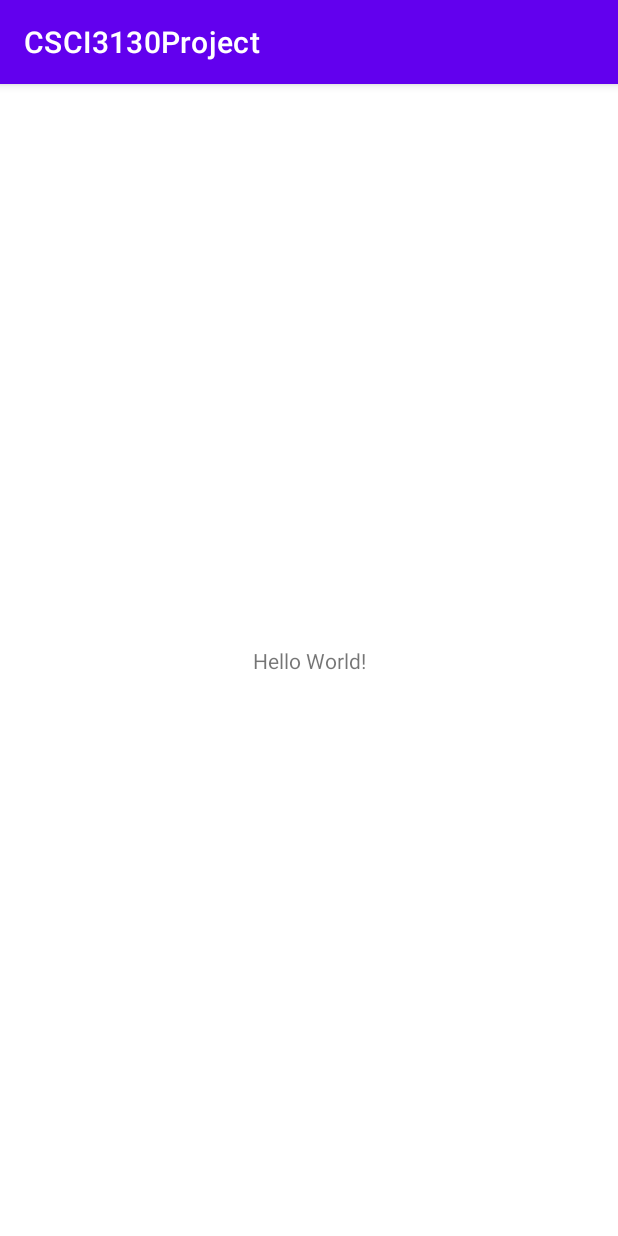
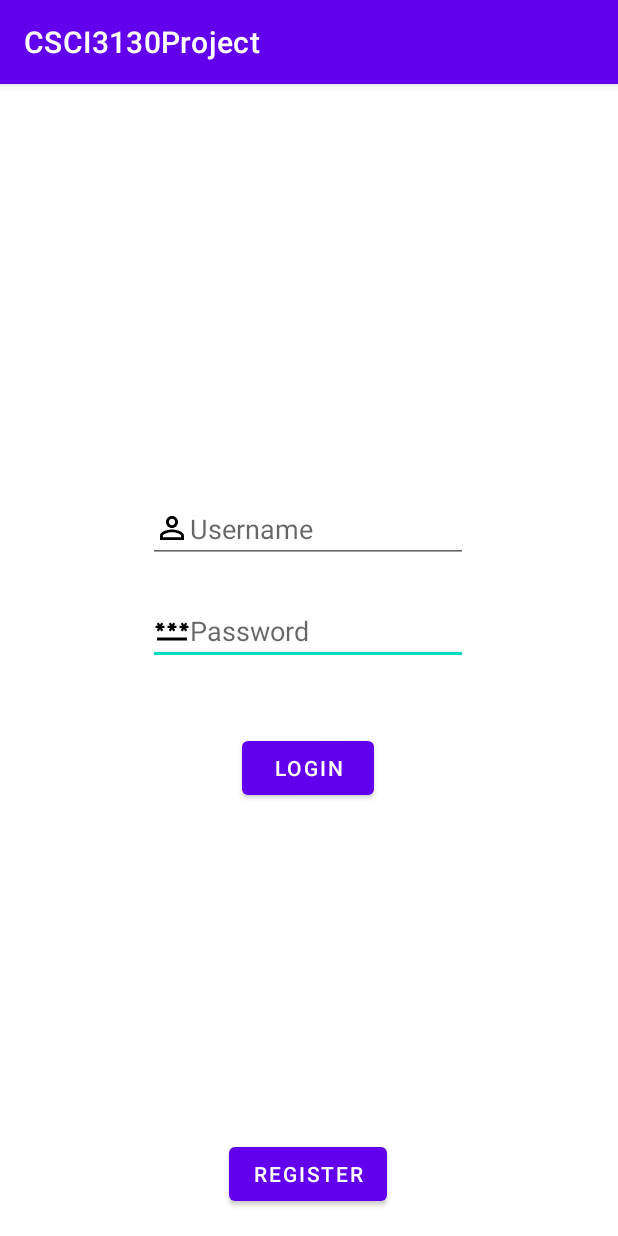
Before and after one commit to bo7ri/App_project_Online_Barter_Trader, an Android app: the screen it shows after launch (MainActivity before the commit, LoginPage after it), on a phone screen of 412 x 824 dp. Run offline under Robolectric (Android 15) with nearby library versions, the phone set to English and light mode, and no system bars; our stand-ins replace Firebase (no records; nobody signed in at launch, a user with empty details on screens opened directly).

```diff
--- a/Code/app/build.gradle
+++ b/Code/app/build.gradle
@@ -39,6 +39,7 @@ dependencies {
     implementation 'androidx.constraintlayout:constraintlayout:2.1.4'
     implementation 'com.google.firebase:firebase-database:20.1.0'
     implementation 'com.google.firebase:firebase-firestore:24.4.3'
+    implementation 'com.google.firebase:firebase-auth:21.1.0'
     testImplementation 'junit:junit:4.13.2'
     androidTestImplementation 'androidx.test.ext:junit:1.1.5'
     androidTestImplementation 'androidx.test.espresso:espresso-core:3.5.1'
--- /dev/null
+++ b/Code/app/src/main/java/ca/dal/cs/csci3130/g01/LoginPage.java
@@ -0,0 +1,82 @@
+package ca.dal.cs.csci3130.g01;
+
+import androidx.appcompat.app.AppCompatActivity;
+import androidx.annotation.NonNull;
+
+import android.content.Intent;
+import android.os.Bundle;
+import android.view.View;
+import android.widget.Button;
+import android.widget.EditText;
+import android.widget.Toast;
+
+import com.google.android.gms.tasks.OnCompleteListener;
+import com.google.android.gms.tasks.Task;
+import com.google.firebase.firestore.FirebaseFirestore;
+import com.google.firebase.firestore.QueryDocumentSnapshot;
+import com.google.firebase.firestore.QuerySnapshot;
+
+import java.security.Provider;
+
+public class LoginPage extends AppCompatActivity {
+
+    EditText username, password;
+    Button login;
+    //Firebase connection
+    FirebaseFirestore databaseInstance = FirebaseFirestore.getInstance();
+
+    @Override
+    protected void onCreate(Bundle savedInstanceState) {
+        super.onCreate(savedInstanceState);
+        setContentView(R.layout.activity_login);
+
+        username = findViewById(R.id.Username);
+        password = findViewById(R.id.Password);
+        login = findViewById(R.id.Login);
+
+        // Creating the registering page button.
+//        Button registerPageButton = findViewById(R.id.Register);
+//        registerPageButton.setOnClickListener(new View.OnClickListener() {
+//            @Override
+//            public void onClick(View view) {
+//                Intent movingToRegisterPageIntent = new Intent(LoginPage.this, RegisterPage.class);
+//                LoginPage.this.startActivity(movingToRegisterPageIntent);
+//            }
+//        });
+
+
+
+        login.setOnClickListener(new View.OnClickListener() {
+            @Override
+            public void onClick(View view) {
+                String userName = username.getText().toString().trim();
+                String pass = password.getText().toString().trim();
+
+                databaseInstance.collection("UserList").whereEqualTo("Username", userName).get().addOnCompleteListener(new OnCompleteListener<QuerySnapshot>() {
+                    @Override
+                    public void onComplete(@NonNull Task<QuerySnapshot> task) {
+                        if (task.isSuccessful()){
+                         for (QueryDocumentSnapshot document : task.getResult()){
+                             String timp = document.get("Password").toString();
+                             if (pass.equals(timp)){
+                                 Toast.makeText(LoginPage.this, "Login Successful", Toast.LENGTH_SHORT).show();
+                                 //Intent to main page here
+//                                Intent moveToListPage = new Intent(LoginPage.this, ProvidersListings.class);
+//                                LoginPage.this.startActivity(moveToListPage);
+                             }
+                             else {
+                                 Toast.makeText(LoginPage.this, "Invalid Login", Toast.LENGTH_SHORT).show();
+                             }
+
+                         }
+
+
+                        }
+
+                    }
+                });
+
+            }
+        });
+    }
+    }
--- /dev/null
+++ b/Code/app/src/main/res/drawable/baseline_password_24.xml
@@ -0,0 +1,5 @@
+<vector android:height="24dp" android:tint="#000000"
+    android:viewportHeight="24" android:viewportWidth="24"
+    android:width="24dp" xmlns:android="http://schemas.android.com/apk/res/android">
+    <path android:fillColor="@android:color/white" android:pathData="M2,17h20v2H2V17zM3.15,12.95L4,11.47l0.85,1.48l1.3,-0.75L5.3,10.72H7v-1.5H5.3l0.85,-1.47L4.85,7L4,8.47L3.15,7l-1.3,0.75L2.7,9.22H1v1.5h1.7L1.85,12.2L3.15,12.95zM9.85,12.2l1.3,0.75L12,11.47l0.85,1.48l1.3,-0.75l-0.85,-1.48H15v-1.5h-1.7l0.85,-1.47L12.85,7L12,8.47L11.15,7l-1.3,0.75l0.85,1.47H9v1.5h1.7L9.85,12.2zM23,9.22h-1.7l0.85,-1.47L20.85,7L20,8.47L19.15,7l-1.3,0.75l0.85,1.47H17v1.5h1.7l-0.85,1.48l1.3,0.75L20,11.47l0.85,1.48l1.3,-0.75l-0.85,-1.48H23V9.22z"/>
+</vector>
--- /dev/null
+++ b/Code/app/src/main/res/drawable/baseline_person_outline_24.xml
@@ -0,0 +1,5 @@
+<vector android:height="24dp" android:tint="#000000"
+    android:viewportHeight="24" android:viewportWidth="24"
+    android:width="24dp" xmlns:android="http://schemas.android.com/apk/res/android">
+    <path android:fillColor="@android:color/white" android:pathData="M12,5.9c1.16,0 2.1,0.94 2.1,2.1s-0.94,2.1 -2.1,2.1S9.9,9.16 9.9,8s0.94,-2.1 2.1,-2.1m0,9c2.97,0 6.1,1.46 6.1,2.1v1.1L5.9,18.1L5.9,17c0,-0.64 3.13,-2.1 6.1,-2.1M12,4C9.79,4 8,5.79 8,8s1.79,4 4,4 4,-1.79 4,-4 -1.79,-4 -4,-4zM12,13c-2.67,0 -8,1.34 -8,4v3h16v-3c0,-2.66 -5.33,-4 -8,-4z"/>
+</vector>
--- /dev/null
+++ b/Code/app/src/main/res/layout/activity_login.xml
@@ -0,0 +1,62 @@
+<?xml version="1.0" encoding="utf-8"?>
+<androidx.constraintlayout.widget.ConstraintLayout xmlns:android="http://schemas.android.com/apk/res/android"
+    xmlns:app="http://schemas.android.com/apk/res-auto"
+    xmlns:tools="http://schemas.android.com/tools"
+    android:layout_width="match_parent"
+    android:layout_height="match_parent"
+    tools:context=".LoginPage">
+
+    <EditText
+        android:id="@+id/Password"
+        android:layout_width="wrap_content"
+        android:layout_height="wrap_content"
+        android:drawableLeft="@drawable/baseline_password_24"
+        android:ems="10"
+        android:hint="Password"
+        android:inputType="textPassword"
+        app:layout_constraintBottom_toBottomOf="parent"
+        app:layout_constraintEnd_toEndOf="parent"
+        app:layout_constraintHorizontal_bias="0.497"
+        app:layout_constraintStart_toStartOf="parent"
+        app:layout_constraintTop_toTopOf="parent"
+        app:layout_constraintVertical_bias="0.473" />
+
+    <EditText
+        android:id="@+id/Username"
+        android:layout_width="wrap_content"
+        android:layout_height="wrap_content"
+        android:drawableLeft="@drawable/baseline_person_outline_24"
+        android:ems="10"
+        android:hint="Username"
+        android:inputType="textPersonName"
+        app:layout_constraintBottom_toBottomOf="parent"
+        app:layout_constraintEnd_toEndOf="parent"
+        app:layout_constraintHorizontal_bias="0.497"
+        app:layout_constraintStart_toStartOf="parent"
+        app:layout_constraintTop_toTopOf="parent"
+        app:layout_constraintVertical_bias="0.379" />
+
+    <Button
+        android:id="@+id/Login"
+        android:layout_width="wrap_content"
+        android:layout_height="wrap_content"
+        android:text="Login"
+        app:layout_constraintBottom_toBottomOf="parent"
+        app:layout_constraintEnd_toEndOf="parent"
+        app:layout_constraintHorizontal_bias="0.498"
+        app:layout_constraintStart_toStartOf="parent"
+        app:layout_constraintTop_toBottomOf="@+id/Password"
+        app:layout_constraintVertical_bias="0.134" />
+
+    <Button
+        android:id="@+id/Register"
+        android:layout_width="wrap_content"
+        android:layout_height="wrap_content"
+        android:text="Register"
+        app:layout_constraintBottom_toBottomOf="parent"
+        app:layout_constraintEnd_toEndOf="parent"
+        app:layout_constraintHorizontal_bias="0.498"
+        app:layout_constraintStart_toStartOf="parent"
+        app:layout_constraintTop_toBottomOf="@+id/Login"
+        app:layout_constraintVertical_bias="0.928" />
+</androidx.constraintlayout.widget.ConstraintLayout>
```
Also changed, not shown: Code/app/src/main/AndroidManifest.xml (+9 -0 lines), Code/app/src/main/java/ca/dal/cs/csci3130/g01/MainActivity.java (+11 -0 lines), Code/app/src/main/res/layout/activity_main.xml (+13 -0 lines).
